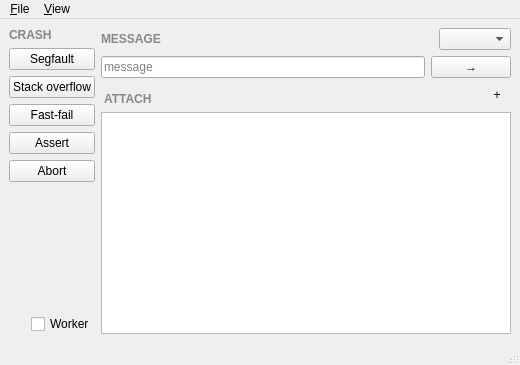
This is sentrywindow.ui in jpnurmi/sentry-playground as Qt 5 draws it before an edit. The edited form follows.
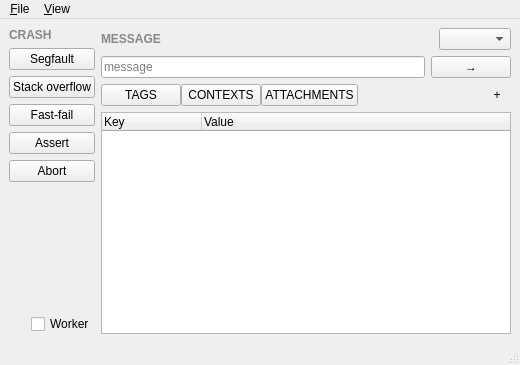
This is the edited form.

Commit message: Tags and contexts

```diff
--- a/sentrywindow.ui
+++ b/sentrywindow.ui
@@ -153,19 +153,48 @@
          </layout>
         </item>
         <item>
-         <layout class="QHBoxLayout" name="attachmentHeaderLayout">
+         <layout class="QHBoxLayout" name="categoryHeaderLayout">
+          <property name="spacing">
+           <number>0</number>
+          </property>
           <item>
-           <widget class="QLabel" name="attachmentHeader">
-            <property name="styleSheet">
-             <string notr="true">color: #888; font-weight: bold; margin-top: 8px;</string>
+           <widget class="QPushButton" name="tagsButton">
+            <property name="checkable">
+             <bool>true</bool>
             </property>
             <property name="text">
-             <string>ATTACH</string>
+             <string>TAGS</string>
             </property>
            </widget>
           </item>
           <item>
-           <spacer name="attachmentHeaderSpacer">
+           <widget class="QPushButton" name="contextsButton">
+            <property name="checkable">
+             <bool>true</bool>
+            </property>
+            <property name="autoExclusive">
+             <bool>true</bool>
+            </property>
+            <property name="text">
+             <string>CONTEXTS</string>
+            </property>
+           </widget>
+          </item>
+          <item>
+           <widget class="QPushButton" name="attachmentsButton">
+            <property name="checkable">
+             <bool>true</bool>
+            </property>
+            <property name="autoExclusive">
+             <bool>true</bool>
+            </property>
+            <property name="text">
+             <string>ATTACHMENTS</string>
+            </property>
+           </widget>
+          </item>
+          <item>
+           <spacer name="categoryHeaderSpacer">
             <property name="orientation">
              <enum>Qt::Orientation::Horizontal</enum>
             </property>
@@ -196,10 +225,52 @@
          </layout>
         </item>
         <item>
-         <widget class="QListWidget" name="attachmentList">
-          <property name="contextMenuPolicy">
-           <enum>Qt::ContextMenuPolicy::CustomContextMenu</enum>
-          </property>
+         <widget class="QStackedWidget" name="categoryStack">
+          <widget class="QTreeWidget" name="tagsTable">
+           <property name="contextMenuPolicy">
+            <enum>Qt::ContextMenuPolicy::CustomContextMenu</enum>
+           </property>
+           <column>
+            <property name="text">
+             <string>Key</string>
+            </property>
+           </column>
+           <column>
+            <property name="text">
+             <string>Value</string>
+            </property>
+           </column>
+          </widget>
+          <widget class="QTreeWidget" name="contextsTable">
+           <property name="contextMenuPolicy">
+            <enum>Qt::ContextMenuPolicy::CustomContextMenu</enum>
+           </property>
+           <column>
+            <property name="text">
+             <string>Name</string>
+            </property>
+           </column>
+           <column>
+            <property name="text">
+             <string>Value</string>
+            </property>
+           </column>
+          </widget>
+          <widget class="QTreeWidget" name="attachmentTable">
+           <property name="contextMenuPolicy">
+            <enum>Qt::ContextMenuPolicy::CustomContextMenu</enum>
+           </property>
+           <column>
+            <property name="text">
+             <string>File</string>
+            </property>
+           </column>
+           <column>
+            <property name="text">
+             <string>Size</string>
+            </property>
+           </column>
+          </widget>
          </widget>
         </item>
        </layout>
```
Left out of the diff: 6 changed lines with no effect on the pictures. The commit also changes 4 other files.
